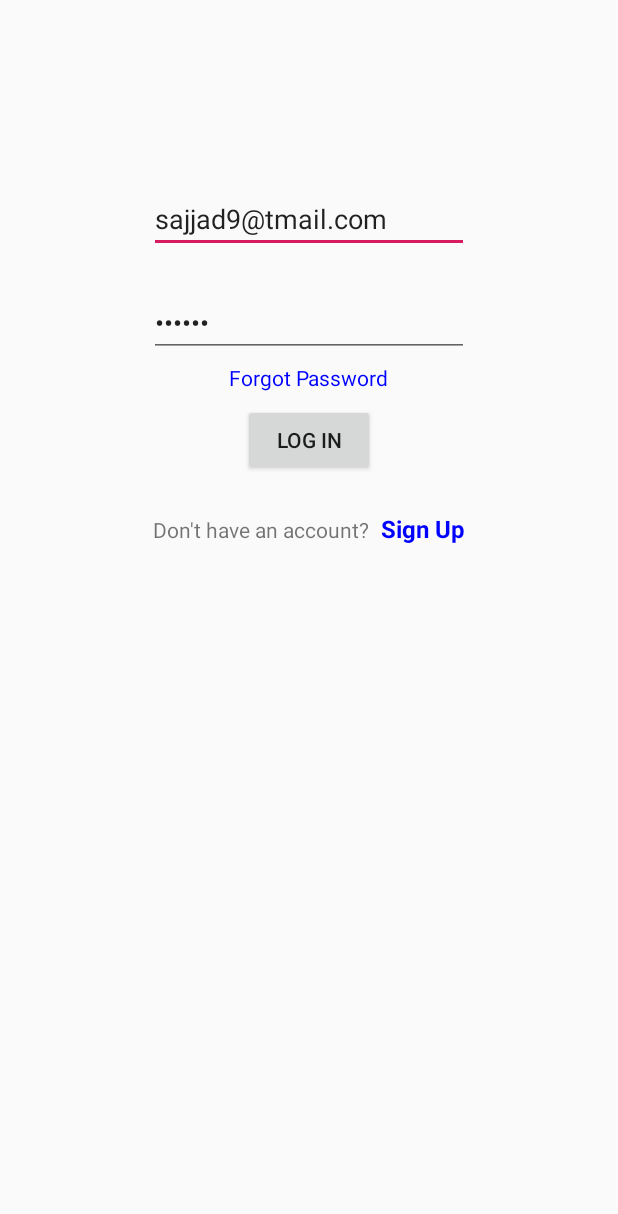
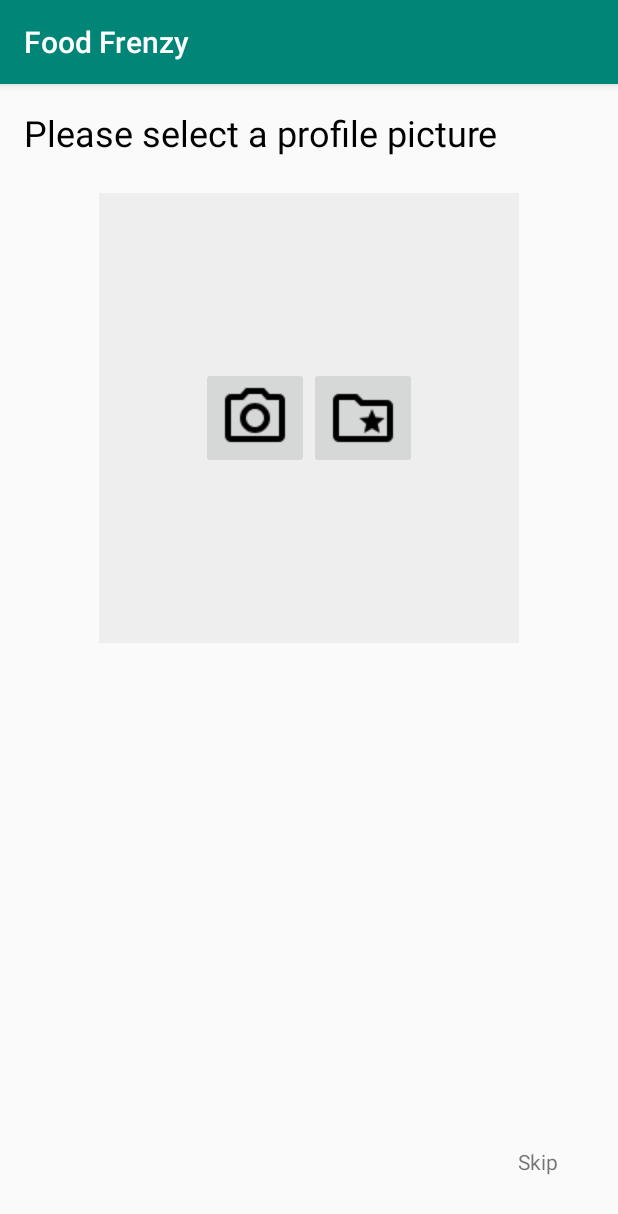
Before and after one commit to msh-tuhin/foodhood, an Android app: the screen it shows after launch (MainActivity before the commit, SetProfilePicture after it), on a phone screen of 412 x 824 dp. Shown: the top 1214 px of the screen. Run offline under Robolectric (Android 15) with nearby library versions, the phone set to English and light mode, and no system bars; libraries missing offline, so code that uses them is left out: id.zelory.compressor; pictures from the network do not load.

Commit message:
Setting new user's profile picture almost complete
Changed AndroidManifest to make SetProfilePicture the launcher activity
EmailVerification launches activity SetProfilePicture
On SetProfilePicture activity :
    1. Profile picture selection, compression, setting imageview uri,
       cancelling the selected picture
    2. Added clickable textview Skip/Next
Added new string resource

```diff
--- a/app/src/main/java/com/example/tuhin/myapplication/EmailVerification.java
+++ b/app/src/main/java/com/example/tuhin/myapplication/EmailVerification.java
@@ -117,7 +117,7 @@ public class EmailVerification extends AppCompatActivity {
                             if(user.isEmailVerified()){
                                 Log.i("sign_in", "Successful");
                                 // TODO send to welcome/ProfileSetup page if new user
-                                Intent intent = new Intent(EmailVerification.this, ProfileSetup.class);
+                                Intent intent = new Intent(EmailVerification.this, SetProfilePicture.class);
                                 startActivity(intent);
                                 finish();
                             }else{
--- a/app/src/main/res/layout/activity_set_profile_picture.xml
+++ b/app/src/main/res/layout/activity_set_profile_picture.xml
@@ -1,9 +1,105 @@
-<?xml version="1.0" encoding="utf-8"?>
-<androidx.constraintlayout.widget.ConstraintLayout xmlns:android="http://schemas.android.com/apk/res/android"
+<androidx.coordinatorlayout.widget.CoordinatorLayout
+    xmlns:android="http://schemas.android.com/apk/res/android"
     xmlns:app="http://schemas.android.com/apk/res-auto"
-    xmlns:tools="http://schemas.android.com/tools"
+    android:layout_height="match_parent"
     android:layout_width="match_parent"
-    android:layout_height="match_parent"
-    tools:context=".SetProfilePicture">
+    android:id="@+id/coordinatorlayout">
 
-</androidx.constraintlayout.widget.ConstraintLayout>
+    <!-- if theme not set, title textcolor will be black-->
+    <com.google.android.material.appbar.AppBarLayout
+        android:layout_width="match_parent"
+        android:layout_height="wrap_content"
+        android:theme="@style/ThemeOverlay.AppCompat.Dark.ActionBar">
+        <androidx.appcompat.widget.Toolbar
+            android:id="@+id/toolbar"
+            android:layout_width="match_parent"
+            android:layout_height="?attr/actionBarSize"
+            app:popupTheme="@style/ThemeOverlay.AppCompat.Light"/>
+    </com.google.android.material.appbar.AppBarLayout>
+
+    <androidx.constraintlayout.widget.ConstraintLayout
+        android:layout_width="match_parent"
+        android:layout_height="match_parent"
+        android:layout_marginTop="?attr/actionBarSize"
+        android:padding="16dp">
+
+        <TextView
+            style="@style/Headings"
+            android:id="@+id/textView"
+            android:layout_width="match_parent"
+            android:layout_height="wrap_content"
+            android:text="@string/ask_for_profile_picture"
+            app:layout_constraintTop_toTopOf="parent"
+            app:layout_constraintBottom_toTopOf="@+id/framelayout"/>
+
+        <FrameLayout
+            android:id="@+id/framelayout"
+            android:layout_width="280dp"
+            android:layout_height="300dp"
+            app:layout_constraintTop_toBottomOf="@id/textView"
+            app:layout_constraintStart_toStartOf="parent"
+            android:layout_marginTop="24dp"
+            app:layout_constraintEnd_toEndOf="parent">
+
+            <ImageView
+                android:id="@+id/profile_picture"
+                android:layout_width="match_parent"
+                android:layout_height="match_parent"
+                android:scaleType="fitXY"
+                android:visibility="visible"/>
+
+            <ImageButton
+                android:id="@+id/delete_image"
+                android:layout_width="wrap_content"
+                android:layout_height="wrap_content"
+                android:src="@android:drawable/ic_delete"
+                android:layout_gravity="end"
+                android:visibility="visible"/>
+
+            <androidx.constraintlayout.widget.ConstraintLayout
+                android:id="@+id/image_source_chooser"
+                android:layout_width="match_parent"
+                android:layout_height="match_parent"
+                android:background="#eeeeee"
+                android:visibility="visible">
+
+                <ImageButton
+                    android:id="@+id/camera"
+                    android:layout_width="wrap_content"
+                    android:layout_height="wrap_content"
+                    android:src="@drawable/outline_camera_alt_black_24dp"
+                    app:layout_constraintStart_toStartOf="parent"
+                    app:layout_constraintEnd_toStartOf="@id/gallery"
+                    app:layout_constraintTop_toTopOf="parent"
+                    app:layout_constraintBottom_toBottomOf="parent"
+                    app:layout_constraintHorizontal_chainStyle="packed"
+                    app:layout_constraintVertical_chainStyle="packed"/>
+
+                <ImageButton
+                    android:id="@+id/gallery"
+                    android:layout_width="wrap_content"
+                    android:layout_height="wrap_content"
+                    android:src="@drawable/outline_folder_special_black_24dp"
+                    app:layout_constraintTop_toTopOf="@id/camera"
+                    app:layout_constraintStart_toEndOf="@id/camera"
+                    app:layout_constraintEnd_toEndOf="parent"/>
+            </androidx.constraintlayout.widget.ConstraintLayout>
+
+        </FrameLayout>
+
+        <TextView
+            android:id="@+id/skip_or_next"
+            android:layout_width="wrap_content"
+            android:layout_height="wrap_content"
+            app:layout_constraintBottom_toBottomOf="parent"
+            app:layout_constraintEnd_toEndOf="parent"
+            android:text="Skip"
+            android:layout_marginRight="24dp"
+            android:layout_marginEnd="24dp"
+            android:layout_marginBottom="24dp"
+            android:focusable="true"
+            android:clickable="true"/>
+
+    </androidx.constraintlayout.widget.ConstraintLayout>
+
+</androidx.coordinatorlayout.widget.CoordinatorLayout>
--- a/app/src/main/res/values/strings.xml
+++ b/app/src/main/res/values/strings.xml
@@ -58,4 +58,8 @@
         We have sent you a recovery email. Please set a new password and then sign in again.
     </string>
 
+    <string name="ask_for_profile_picture">
+        Please select a profile picture
+    </string>
+
 </resources>
```
Also changed, not shown: app/src/main/AndroidManifest.xml (+13 -7 lines), app/src/main/java/com/example/tuhin/myapplication/SetProfilePicture.java (+174 -0 lines).
